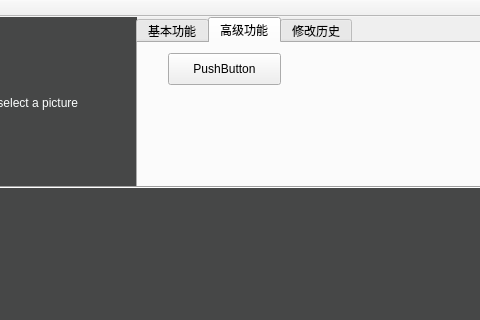
Before: the Qt Designer form mainwindow.ui in AlanShaw-GitHub/ImageProcess, drawn with Qt 5; both pictures show x 124 to 604 and y 0 to 320 of the 776 by 764 pixel window.
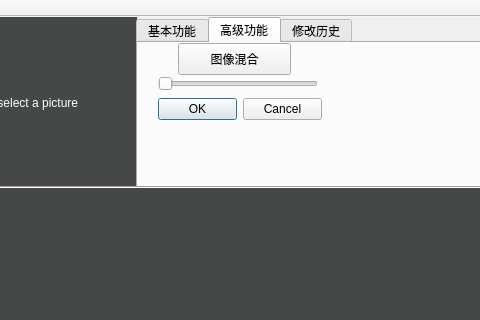
After: the same form once the commit is applied. The open tabs and pages were chosen to show the change.

The edit to the form file:
```diff
--- a/mainwindow.ui
+++ b/mainwindow.ui
@@ -10,6 +10,12 @@
     <height>764</height>
    </rect>
   </property>
+  <property name="maximumSize">
+   <size>
+    <width>776</width>
+    <height>16777215</height>
+   </size>
+  </property>
   <property name="windowTitle">
    <string>MainWindow</string>
   </property>
@@ -393,17 +399,43 @@
      <attribute name="title">
       <string>高级功能</string>
      </attribute>
-     <widget class="QPushButton" name="pushButton">
+     <widget class="QDialogButtonBox" name="buttonBox">
       <property name="geometry">
        <rect>
-        <x>30</x>
-        <y>10</y>
+        <x>20</x>
+        <y>50</y>
+        <width>164</width>
+        <height>32</height>
+       </rect>
+      </property>
+      <property name="standardButtons">
+       <set>QDialogButtonBox::Cancel|QDialogButtonBox::Ok</set>
+      </property>
+     </widget>
+     <widget class="QPushButton" name="pic_mix">
+      <property name="geometry">
+       <rect>
+        <x>40</x>
+        <y>0</y>
         <width>113</width>
         <height>32</height>
        </rect>
       </property>
       <property name="text">
-       <string>PushButton</string>
+       <string>图像混合</string>
+      </property>
+     </widget>
+     <widget class="QSlider" name="horizontalSlider_2">
+      <property name="geometry">
+       <rect>
+        <x>20</x>
+        <y>30</y>
+        <width>160</width>
+        <height>22</height>
+       </rect>
+      </property>
+      <property name="orientation">
+       <enum>Qt::Horizontal</enum>
       </property>
      </widget>
     </widget>
```
Left out of the diff: 41 changed lines with no effect on the pictures.
